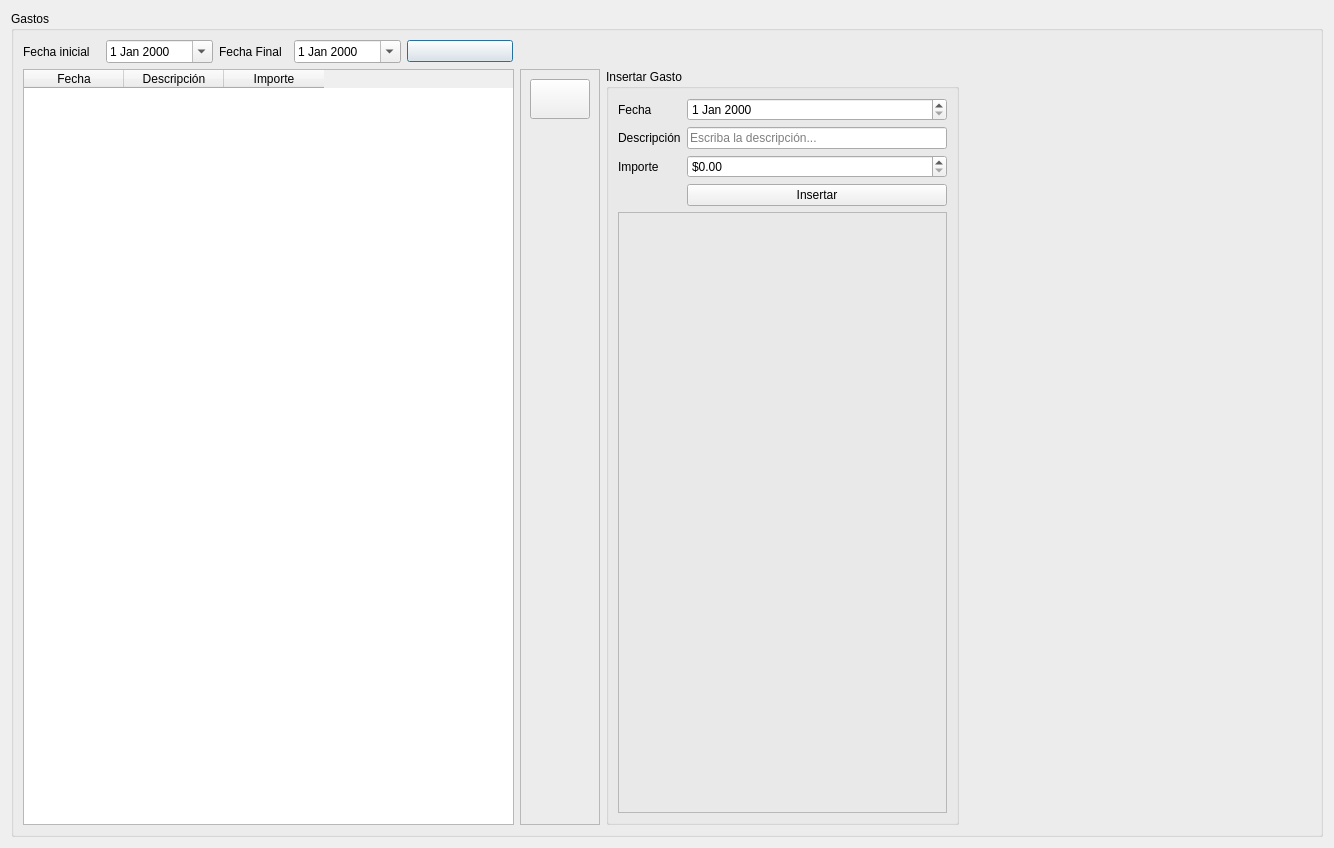
Qt form RumbaBurger/form_gastos.ui (yordanlp/RumbaBurger) before a commit.
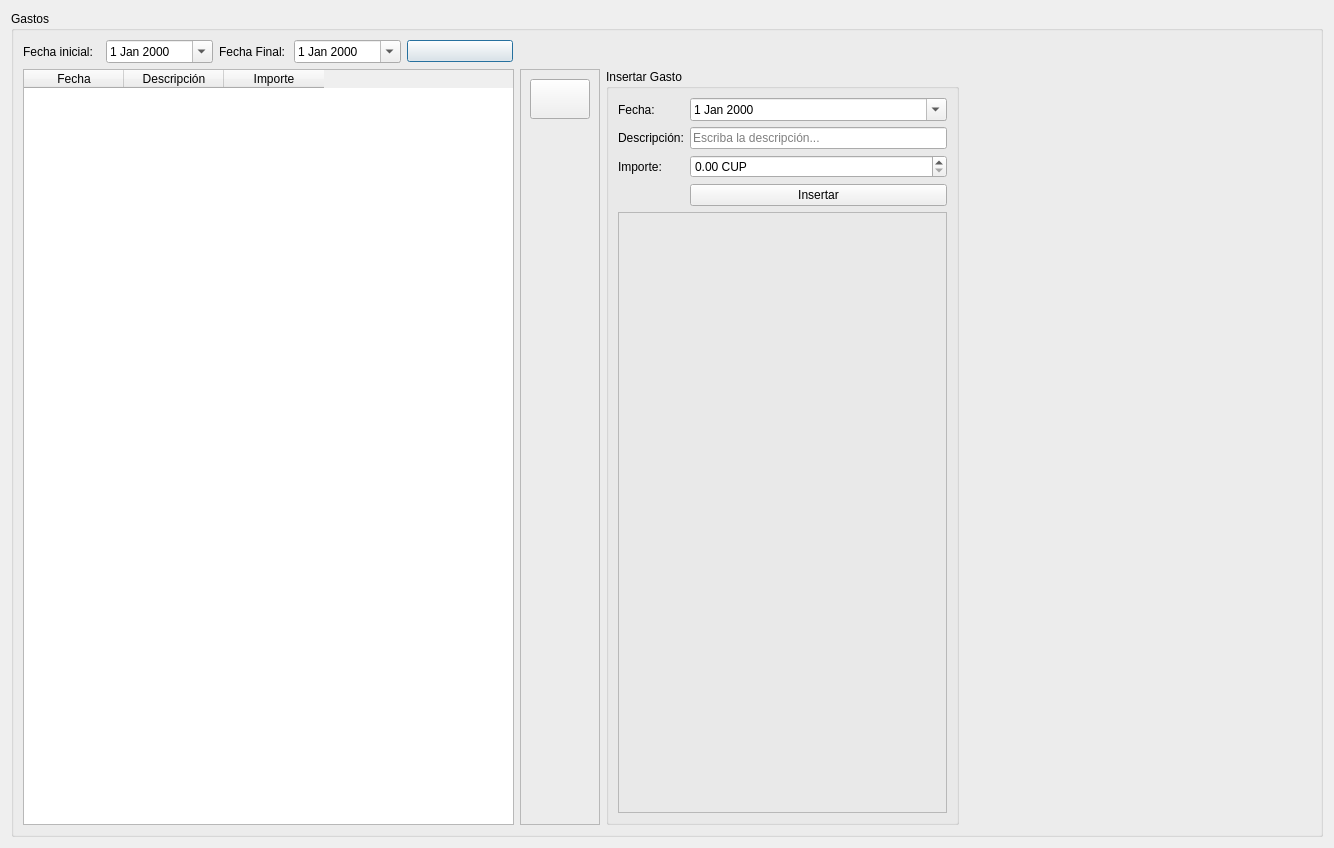
The same form after that commit. Icons and pictures are not drawn.

```diff
--- a/RumbaBurger/form_gastos.ui
+++ b/RumbaBurger/form_gastos.ui
@@ -66,7 +66,7 @@
          </size>
         </property>
         <property name="text">
-         <string>Fecha Final</string>
+         <string>Fecha Final:</string>
         </property>
        </widget>
       </item>
@@ -85,7 +85,7 @@
          </size>
         </property>
         <property name="text">
-         <string>Fecha inicial</string>
+         <string>Fecha inicial:</string>
         </property>
        </widget>
       </item>
@@ -123,21 +123,25 @@
          <item row="0" column="0">
           <widget class="QLabel" name="label_5">
            <property name="text">
-            <string>Fecha</string>
+            <string>Fecha:</string>
            </property>
           </widget>
          </item>
          <item row="0" column="1">
-          <widget class="QDateEdit" name="de_fecha"/>
+          <widget class="QDateEdit" name="de_fecha">
+           <property name="calendarPopup">
+            <bool>true</bool>
+           </property>
+          </widget>
          </item>
          <item row="2" column="1">
           <widget class="QDoubleSpinBox" name="sb_importe">
            <property name="prefix">
-            <string>$</string>
-           </property>
-           <property name="suffix">
             <string/>
            </property>
+           <property name="suffix">
+            <string> CUP</string>
+           </property>
            <property name="maximum">
             <double>1000000000000000.000000000000000</double>
            </property>
@@ -146,7 +150,7 @@
          <item row="1" column="0">
           <widget class="QLabel" name="label_3">
            <property name="text">
-            <string>Descripción</string>
+            <string>Descripción:</string>
            </property>
           </widget>
          </item>
@@ -171,7 +175,7 @@
          <item row="2" column="0">
           <widget class="QLabel" name="label_4">
            <property name="text">
-            <string>Importe</string>
+            <string>Importe:</string>
            </property>
           </widget>
          </item>
```
Left out of the diff: 3 changed lines with no effect on the pictures.
